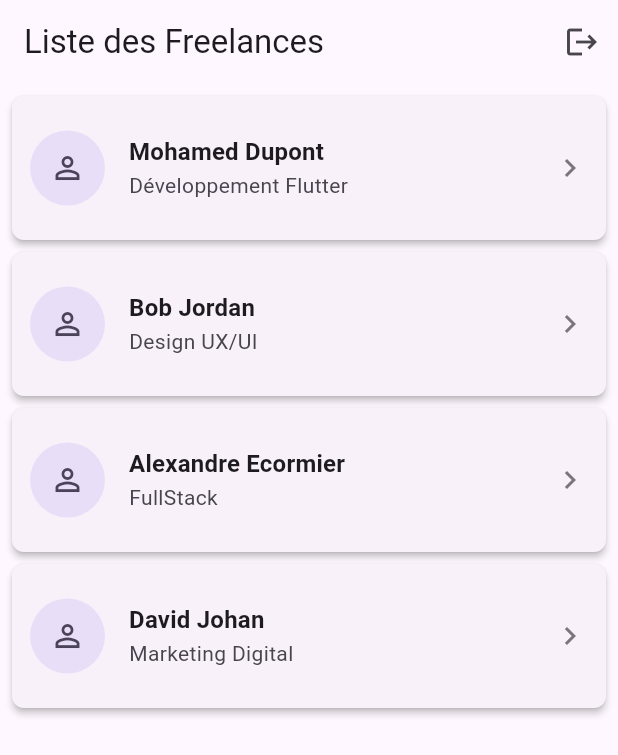
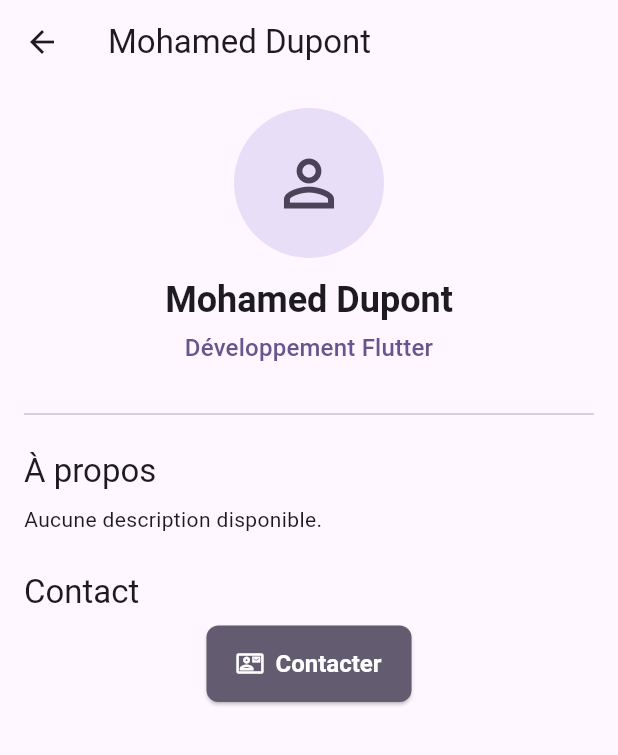
Before and after one commit to alex97451/skillconnect_lite, a Flutter app: the screen it shows once a user with an empty profile is signed in, after a tap on "Mohamed Dupont", on a phone screen of 412 x 824 dp. Shown: the top 755 px of the screen. Run offline on Flutter 3.47's test engine with Material 3 defaults, Android fonts, the light colour scheme and no system bars; our stand-ins replace bloc, dartz, equatable, firebase_auth, firebase_core, flutter_bloc and 1 more; accounts and stored records are empty.

Commit message:
feat(freelancer): implement freelancer detail page and fix build errors

```diff
--- a/lib/features/auth/presentation/pages/auth_wrapper.dart
+++ b/lib/features/auth/presentation/pages/auth_wrapper.dart
@@ -13,7 +13,7 @@ class AuthWrapper extends StatelessWidget {
     // BlocBuilder écoute les changements d'état de AuthBloc
     return BlocBuilder<AuthBloc, AuthState>(
       builder: (context, state) {
-        print('AuthWrapper received state: $state');
+
         // Afficher l'écran d'accueil si authentifié
         if (state is Authenticated) {
 
--- a/lib/features/auth/presentation/pages/sign_up_page.dart
+++ b/lib/features/auth/presentation/pages/sign_up_page.dart
@@ -55,17 +55,17 @@ class _SignUpPageState extends State<SignUpPage> {
 
      body: BlocListener<AuthBloc, AuthState>(
       listener: (context, state) {
-     // Gérer uniquement Loading et Failure ici
         if (state is AuthLoading) {
-
           if (!_isLoading) setState(() { _isLoading = true; });
         } else if (state is AuthFailureState) {
-       // Assurer que isLoading est false et montrer l'erreur
           if (_isLoading) setState(() { _isLoading = false; });
           _showErrorSnackBar(context, state.failure.message);
+        } else if (state is Authenticated) {
+          // Add this condition to handle successful authentication
+          if (_isLoading) setState(() { _isLoading = false; });
+          // Pop all routes and let AuthWrapper handle the navigation
+          Navigator.of(context).popUntil((route) => route.isFirst);
         } else {
-       // Pour tout autre état (Authenticated, Unauthenticated, Initial),
-       // s'assurer simplement que l'indicateur de chargement est caché
           if (_isLoading) setState(() { _isLoading = false; });
         }
       },
--- a/lib/features/freelancer/data/datasources/freelancer_remote_data_source.dart
+++ b/lib/features/freelancer/data/datasources/freelancer_remote_data_source.dart
@@ -7,6 +7,7 @@ abstract class FreelancerRemoteDataSource {
   ///
   /// Lance une [ServerException] en cas d'erreur serveur/API.
   Future<List<FreelancerModel>> getFreelancers();
+  Future<FreelancerModel> getFreelancerDetails(String id);
 }
 
 // Implémentation simulée avec une liste codée en dur
@@ -43,4 +44,19 @@ class FreelancerRemoteDataSourceImpl implements FreelancerRemoteDataSource {
     // }
     // --------------------------------------------
   }
+  @override
+  Future<FreelancerModel> getFreelancerDetails(String id) async {
+    // Simuler un délai réseau
+    await Future.delayed(const Duration(milliseconds: 500));
+
+    // Simuler la recherche dans notre liste mock
+    try {
+      // Utiliser firstWhere pour trouver par ID ou lancer une erreur si non trouvé
+      final freelancer = _mockFreelancers.firstWhere((f) => f.id == id);
+      return freelancer;
+    } catch (e) {
+      // Transformer l'erreur StateError (si non trouvé) en ServerException
+      throw ServerException(message: 'Freelance non trouvé (ID: $id)');
+    }
+  }
 }
--- a/lib/features/freelancer/data/models/freelancer_model.dart
+++ b/lib/features/freelancer/data/models/freelancer_model.dart
@@ -1,23 +1,26 @@
 import '../../domain/entities/freelancer.dart'; // Importer l'entité
 
-// Le modèle étend l'entité. C'est une simplification acceptable si les structures
-// sont identiques et qu'aucune logique spécifique au modèle (comme fromJson)
-// n'est nécessaire immédiatement.
 class FreelancerModel extends Freelancer {
+
+  final String? description;
+
+
   const FreelancerModel({
     required super.id,
     required super.name,
     required super.primarySkill,
     super.imageUrl,
+    this.description, // Paramètre dans le constructeur
   });
 
-  // --- Si on utilisait une vraie API JSON ---
+  // --- Méthodes fromJson/toJson (Optionnelles pour l'instant) ---
   // factory FreelancerModel.fromJson(Map<String, dynamic> json) {
   //   return FreelancerModel(
   //     id: json['id'] as String,
   //     name: json['name'] as String,
   //     primarySkill: json['primarySkill'] as String,
   //     imageUrl: json['imageUrl'] as String?,
+  //     description: json['description'] as String?, // Inclure description
   //   );
   // }
   //
@@ -27,7 +30,8 @@ class FreelancerModel extends Freelancer {
   //     'name': name,
   //     'primarySkill': primarySkill,
   //     'imageUrl': imageUrl,
+  //     'description': description, // Inclure description
   //   };
   // }
-  // -----------------------------------------
+  // ----------------------------------------------------------
 }
--- a/lib/features/freelancer/data/repositories/freelancer_repository_impl.dart
+++ b/lib/features/freelancer/data/repositories/freelancer_repository_impl.dart
@@ -35,5 +35,22 @@ class FreelancerRepositoryImpl implements FreelancerRepository {
     }
   }
 
+ // --- Implémentation de la méthode pour les détails ---
+  @override
+  Future<Either<Failure, Freelancer>> getFreelancerDetails(String id) async {
+
+
+     try {
+       // Appeler la source de données pour les détails
+       final remoteFreelancer = await remoteDataSource.getFreelancerDetails(id);
+       // Retourner directement car FreelancerModel étend Freelancer
+       return Right(remoteFreelancer);
+     } on ServerException catch (e) {
+       // Mapper l'exception serveur (incluant potentiellement "Not Found") en Failure
+       return Left(ServerFailure(message: e.message));
+     } on Exception catch (e) {
+       return Left(ServerFailure(message: 'Erreur inattendue: ${e.toString()}'));
+     }
+  }
 
 }
--- a/lib/features/freelancer/domain/repositories/freelancer_repository.dart
+++ b/lib/features/freelancer/domain/repositories/freelancer_repository.dart
@@ -4,4 +4,5 @@ import '../entities/freelancer.dart';
 
 abstract class FreelancerRepository {
   Future<Either<Failure, List<Freelancer>>> getFreelancers();
+   Future<Either<Failure, Freelancer>> getFreelancerDetails(String id);
 }
--- /dev/null
+++ b/lib/features/freelancer/domain/usecases/get_freelancer_details.dart
@@ -0,0 +1,24 @@
+import 'package:dartz/dartz.dart';
+import 'package:equatable/equatable.dart'; // Pour les Params si besoin
+
+import '../../../../core/error/failures.dart';
+import '../../../../core/usecases/usecase.dart';
+import '../entities/freelancer.dart';
+import '../repositories/freelancer_repository.dart';
+
+// Use case pour récupérer les détails d'un freelance par ID
+class GetFreelancerDetails implements UseCase<Freelancer, String> {
+  final FreelancerRepository repository;
+
+  GetFreelancerDetails(this.repository);
+
+  // Prend l'ID en paramètre et retourne Either<Failure, Freelancer>
+  @override
+  Future<Either<Failure, Freelancer>> call(String id) async {
+    // Vous pouvez ajouter une validation ici si l'ID ne doit pas être vide
+    if (id.isEmpty) {
+      return Left(ServerFailure(message: 'L\'ID du freelance ne peut pas être vide'));
+    }
+    return await repository.getFreelancerDetails(id);
+  }
+}
--- /dev/null
+++ b/lib/features/freelancer/presentation/cubit/freelancer_detail_cubit.dart
@@ -0,0 +1,43 @@
+import 'package:bloc/bloc.dart';
+import 'package:equatable/equatable.dart';
+
+// Importer les dépendances nécessaires
+import '../../../../core/error/failures.dart';
+import '../../domain/entities/freelancer.dart';
+import '../../domain/usecases/get_freelancer_details.dart';
+
+// Lier le fichier d'état
+part 'freelancer_detail_state.dart';
+
+class FreelancerDetailCubit extends Cubit<FreelancerDetailState> {
+  final GetFreelancerDetails getFreelancerDetails; // Use Case injecté
+
+  FreelancerDetailCubit({required this.getFreelancerDetails})
+      : super(FreelancerDetailInitial()); // État initial
+
+  // Méthode pour charger les détails
+  Future<void> fetchFreelancerDetails(String id) async {
+    emit(FreelancerDetailLoading()); // Émettre état chargement
+    final result = await getFreelancerDetails(id); // Appeler le Use Case
+    // Gérer le résultat
+    result.fold(
+      (failure) => emit(FreelancerDetailError(_mapFailureToMessage(failure))), // Échec
+      (freelancer) => emit(FreelancerDetailLoaded(freelancer)), // Succès
+    );
+  }
+
+  // Fonction helper pour mapper Failure en message (identique à celle de FreelancerBloc)
+  String _mapFailureToMessage(Failure failure) {
+     switch (failure.runtimeType) {
+       case ServerFailure:
+         return failure.message.isNotEmpty ? failure.message : 'Erreur Serveur';
+       case CacheFailure:
+         return failure.message.isNotEmpty ? failure.message : 'Erreur de Cache';
+       case NetworkFailure:
+          return failure.message.isNotEmpty ? failure.message : 'Erreur Réseau - Vérifiez votre connexion';
+       default:
+         // Inclure le message de la failure s'il existe, sinon un message générique
+         return failure.message.isNotEmpty ? failure.message : 'Erreur Inattendue';
+     }
+   }
+}
--- /dev/null
+++ b/lib/features/freelancer/presentation/cubit/freelancer_detail_state.dart
@@ -0,0 +1,23 @@
+part of 'freelancer_detail_cubit.dart'; // Sera lié au fichier Cubit
+
+abstract class FreelancerDetailState extends Equatable {
+  const FreelancerDetailState();
+  @override
+  List<Object> get props => [];
+}
+
+class FreelancerDetailInitial extends FreelancerDetailState {}
+
+class FreelancerDetailLoading extends FreelancerDetailState {}
+
+class FreelancerDetailLoaded extends FreelancerDetailState {
+  final Freelancer freelancer;
+  const FreelancerDetailLoaded(this.freelancer);
+  @override List<Object> get props => [freelancer];
+}
+
+class FreelancerDetailError extends FreelancerDetailState {
+  final String message;
+  const FreelancerDetailError(this.message);
+  @override List<Object> get props => [message];
+}
--- /dev/null
+++ b/lib/features/freelancer/presentation/pages/freelancer_detail_page.dart
@@ -0,0 +1,159 @@
+import 'package:flutter/material.dart';
+import 'package:flutter_bloc/flutter_bloc.dart';
+import '../../../../injection_container.dart'; // Pour sl
+import '../../domain/entities/freelancer.dart'; // Entité
+import '../cubit/freelancer_detail_cubit.dart'; // Cubit et State
+import '../../data/models/freelancer_model.dart';
+class FreelancerDetailPage extends StatelessWidget {
+  final String freelancerId; // ID reçu en paramètre
+
+  const FreelancerDetailPage({required this.freelancerId, super.key});
+
+  @override
+  Widget build(BuildContext context) {
+    // Fournir le Cubit et déclencher le fetch initial
+    return BlocProvider(
+      create: (context) => sl<FreelancerDetailCubit>()
+        ..fetchFreelancerDetails(freelancerId), // Appel fetch initial
+      child: Scaffold(
+        appBar: AppBar(
+          // Le titre sera défini dynamiquement dans le builder si état Loaded
+          title: BlocBuilder<FreelancerDetailCubit, FreelancerDetailState>(
+            builder: (context, state) {
+              if (state is FreelancerDetailLoaded) {
+                return Text(state.freelancer.name); // Afficher nom dans l'AppBar
+              }
+              return const Text('Détails'); // Titre par défaut ou pendant chargement
+            },
+          ),
+        ),
+        body: BlocBuilder<FreelancerDetailCubit, FreelancerDetailState>(
+          builder: (context, state) {
+            // Affichage selon l'état
+            if (state is FreelancerDetailLoading || state is FreelancerDetailInitial) {
+              return const Center(child: CircularProgressIndicator());
+            } else if (state is FreelancerDetailLoaded) {
+              // Construire l'UI des détails une fois les données chargées
+              return _buildFreelancerDetails(context, state.freelancer);
+            } else if (state is FreelancerDetailError) {
+              // Affichage de l'erreur (similaire à la page liste)
+              return Center(
+                child: Padding(
+                  padding: const EdgeInsets.all(16.0),
+                  child: Column(
+                    mainAxisAlignment: MainAxisAlignment.center,
+                    children: [
+                       Icon(Icons.error_outline, size: 48, color: Theme.of(context).colorScheme.error),
+                       const SizedBox(height: 10),
+                       Text('Erreur: ${state.message}', textAlign: TextAlign.center),
+                       const SizedBox(height: 20),
+                       ElevatedButton.icon(
+                         icon: const Icon(Icons.refresh),
+                         label: const Text('Réessayer'),
+                         // Relancer le fetch en cas d'erreur
+                         onPressed: () => context.read<FreelancerDetailCubit>().fetchFreelancerDetails(freelancerId),
+                       )
+                    ],
+                  ),
+                ),
+              );
+            } else {
+              return const Center(child: Text('État inconnu'));
+            }
+          },
+        ),
+      ),
+    );
+  }
+
+  // Widget helper pour construire l'affichage des détails du freelance
+  Widget _buildFreelancerDetails(BuildContext context, Freelancer freelancer) {
+     final textTheme = Theme.of(context).textTheme;
+     final colorScheme = Theme.of(context).colorScheme;
+
+    return SingleChildScrollView( // Permettre le défilement
+      padding: const EdgeInsets.all(16.0),
+      child: Column(
+        crossAxisAlignment: CrossAxisAlignment.start, // Aligner texte à gauche par défaut
+        children: [
+          Center( // Centrer la partie haute (Avatar, Nom, Compétence)
+            child: Column(
+              children: [
+                 CircleAvatar(
+                    radius: 50,
+                    backgroundColor: colorScheme.secondaryContainer,
+                     child: freelancer.imageUrl != null && freelancer.imageUrl!.isNotEmpty
+                         ? ClipOval(
+                           child: Image.network(
+                             freelancer.imageUrl!,
+                             fit: BoxFit.cover, height: 100, width: 100,
+                             // Ajouter loading/error builder pour robustesse
+                             loadingBuilder: (context, child, progress) => progress == null ? child : const Center(child: CircularProgressIndicator(strokeWidth: 2)),
+                             errorBuilder: (context, error, stack) => Icon(Icons.person_outline, size: 50, color: colorScheme.onSecondaryContainer),
+                           )
+                         )
+                         : Icon(Icons.person_outline, size: 50, color: colorScheme.onSecondaryContainer),
+                  ),
+                  const SizedBox(height: 12),
+                  Text(
+                     freelancer.name,
+                     style: textTheme.headlineSmall?.copyWith(fontWeight: FontWeight.bold),
+                     textAlign: TextAlign.center,
+                  ),
+                  const SizedBox(height: 4),
+                  Text(
+                     freelancer.primarySkill,
+                     style: textTheme.titleMedium?.copyWith(color: colorScheme.primary),
+                      textAlign: TextAlign.center,
+                  ),
+              ],
+            ),
+          ),
+          const SizedBox(height: 24),
+          Divider(), // Séparateur visuel
+          const SizedBox(height: 16),
+
+          // Section "À propos"
+          Text(
+            'À propos',
+            style: textTheme.titleLarge, // Style pour les titres de section
+          ),
+          const SizedBox(height: 8),
+          Text(
+            // Utiliser la description ajoutée au modèle/données simulées
+            (freelancer is FreelancerModel && freelancer.description != null && freelancer.description!.isNotEmpty)
+               ? freelancer.description!
+               : 'Aucune description disponible.',
+            style: textTheme.bodyMedium?.copyWith(height: 1.5), // Interligne pour lisibilité
+          ),
+          const SizedBox(height: 24),
+
+          // Section Contact (Exemple)
+          Text(
+            'Contact',
+             style: textTheme.titleLarge,
+          ),
+           const SizedBox(height: 8),
+           Center( // Centrer le bouton
+             child: ElevatedButton.icon(
+               icon: const Icon(Icons.contact_mail_outlined),
+               label: const Text('Contacter'),
+               style: ElevatedButton.styleFrom( // Style un peu différent
+                   backgroundColor: colorScheme.secondary,
+                   foregroundColor: colorScheme.onSecondary
+               ),
+               onPressed: () {
+
+                 print('Contacter ${freelancer.name}');
+                 ScaffoldMessenger.of(context).showSnackBar(
+                    const SnackBar(content: Text('Fonctionnalité de contact non implémentée.'))
+                 );
+               },
+             ),
+           )
+
+        ],
+      ),
+    );
+  }
+}
--- a/lib/features/freelancer/presentation/widgets/freelancer_list_item.dart
+++ b/lib/features/freelancer/presentation/widgets/freelancer_list_item.dart
@@ -1,6 +1,6 @@
 import 'package:flutter/material.dart';
 import '../../domain/entities/freelancer.dart'; // Importer l'entité
-
+import '../pages/freelancer_detail_page.dart';
 class FreelancerListItem extends StatelessWidget {
   final Freelancer freelancer;
 
@@ -67,8 +67,12 @@ class FreelancerListItem extends StatelessWidget {
             style: textTheme.bodyMedium?.copyWith(color: colorScheme.onSurfaceVariant), // Couleur pour sous-titre
         ),
         trailing: Icon(Icons.chevron_right, color: colorScheme.outline), // Indicateur pour action future
-        onTap: () {
-          // TODO: Implémenter la navigation vers la page de détail du freelance
+          onTap: () {
+          // Naviguer vers la page de détail en passant l'ID du freelance
+          Navigator.of(context).push(MaterialPageRoute(
+            // Assurez-vous que FreelancerDetailPage est bien importé
+            builder: (_) => FreelancerDetailPage(freelancerId: freelancer.id),
+          ));
           print('Tapped on ${freelancer.name}');
         },
       ),
--- a/lib/injection_container.dart
+++ b/lib/injection_container.dart
@@ -26,6 +26,8 @@ import 'features/freelancer/data/repositories/freelancer_repository_impl.dart';
 import 'features/freelancer/domain/repositories/freelancer_repository.dart';
 // Use Cases
 import 'features/freelancer/domain/usecases/get_freelancers.dart';
+import 'features/freelancer/domain/usecases/get_freelancer_details.dart';
+import 'features/freelancer/presentation/cubit/freelancer_detail_cubit.dart';
 // Instance du Service Locator GetIt
 final sl = GetIt.instance;
 
@@ -66,12 +68,12 @@ void initDi() {
   // Feature: Freelancer
   // ========================================
 
-  // Blocs
-  sl.registerFactory(
-    () => FreelancerBloc(getFreelancers: sl()), // Injecte le Use Case
-  );
+  // Blocs & Cubits (Factory car ils ont un état)
+  sl.registerFactory(() => FreelancerBloc(getFreelancers: sl()));
+  sl.registerFactory(() => FreelancerDetailCubit(getFreelancerDetails: sl()));
   // Use Cases
   sl.registerLazySingleton(() => GetFreelancers(sl())); // Enregistre GetFreelancers
+   sl.registerLazySingleton(() => GetFreelancerDetails(sl()));
 
   // Repositories
   sl.registerLazySingleton<FreelancerRepository>( // Enregistre l'implémentation contre l'interface
```
Lines whose indentation alone changed are shown as unchanged.
